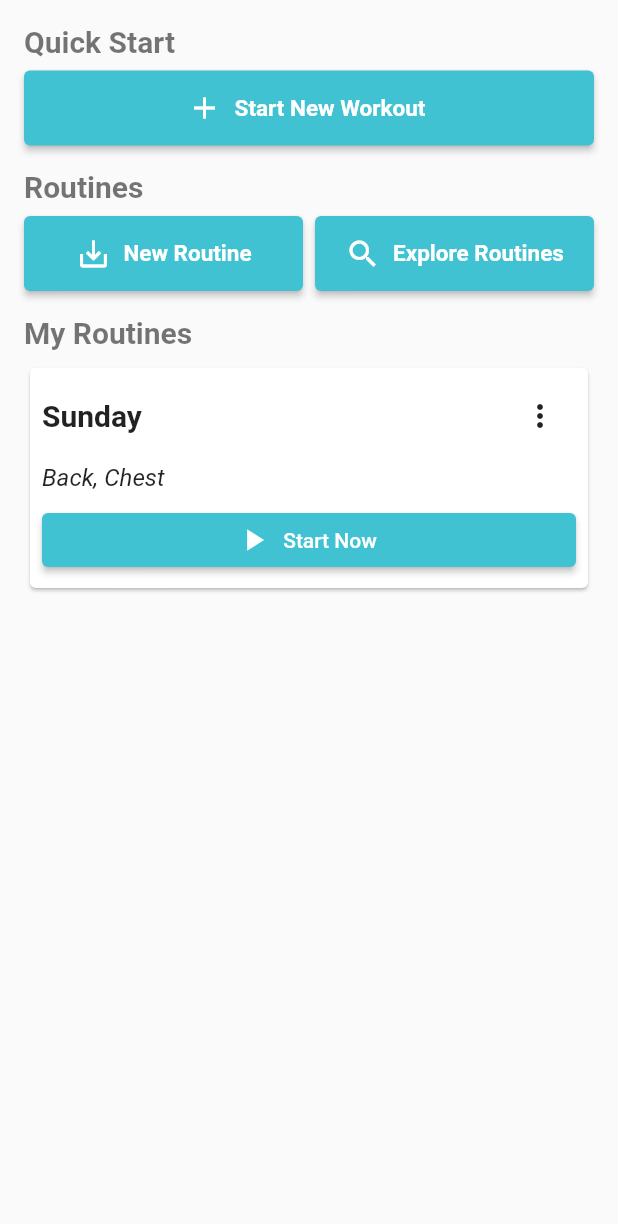
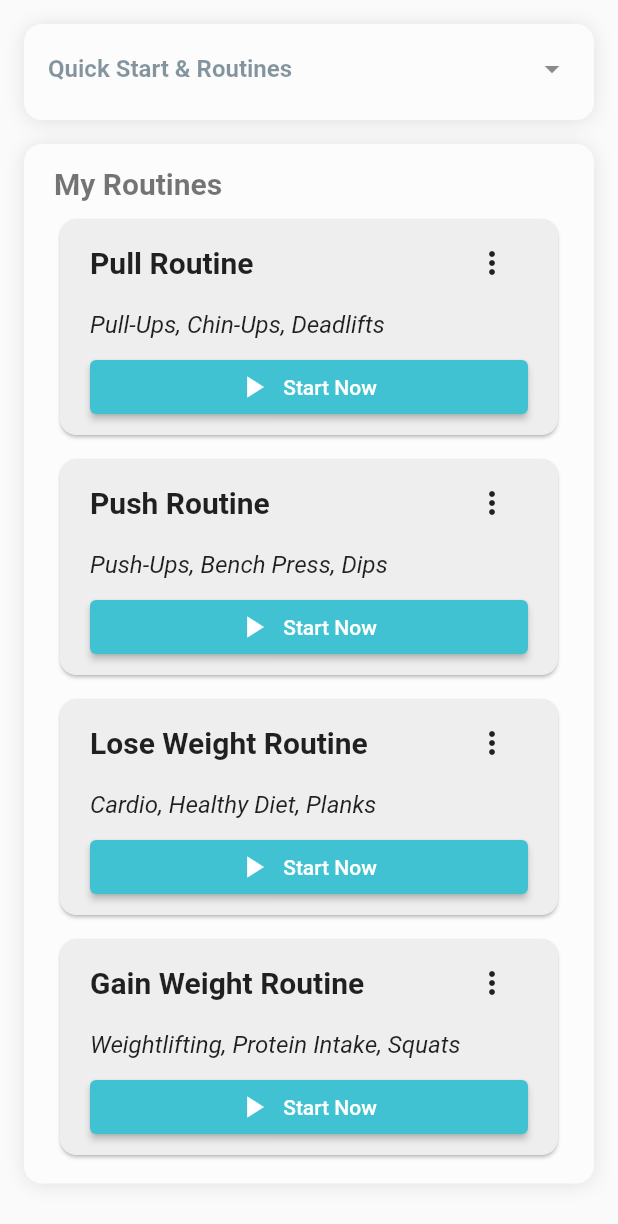
Before and after one commit to SamlaApp/samla_app, a Flutter app: the TrainingPage screen opened directly, on a phone screen of 412 x 824 dp. Shown: the top 1224 px of the screen. Run offline on Flutter 3.47's test engine with Material 2 defaults, Android fonts, the phone set to English and light mode, and no system bars; our stand-ins replace bloc, countup, dartz, equatable, fl_chart, flutter_svg and 7 more; accounts and stored records are empty; Roboto replaces fonts that are missing (Almarai).

Commit message:
Trainin UI v2
added New routine page and changed the main training screen ui.

```diff
--- /dev/null
+++ b/lib/features/training/presentation/pages/ex.dart
@@ -0,0 +1,40 @@
+class Exercise {
+  final String name;
+  final String? description;
+
+  Exercise({required this.name, this.description});
+}
+
+class Routine {
+  final String title;
+  final List<Exercise> exercises;
+
+  Routine({required this.title, required this.exercises});
+}
+
+final List<Routine> dummyRoutines = [
+  Routine(
+    title: 'Push Routine',
+    exercises: [
+      Exercise(name: 'Push-Ups', description: 'Do 15 push-ups'),
+      Exercise(name: 'Bench Press', description: 'Lift weights on a bench lkajhfldakj laskjdfhalksjf '),
+      Exercise(name: 'Dips', description: 'Do 12 dips'),
+    ],
+  ),
+  Routine(
+    title: 'Lose Weight Routine',
+    exercises: [
+      Exercise(name: 'Cardio', description: 'Run for 30 minutes'),
+      Exercise(name: 'Healthy Diet', description: 'Eat balanced meals'),
+      Exercise(name: 'Planks', description: 'Hold for 1 minute'),
+    ],
+  ),
+  Routine(
+    title: 'Gain Weight Routine',
+    exercises: [
+      Exercise(name: 'Weightlifting', description: 'Lift heavy weights'),
+      Exercise(name: 'Protein Intake', description: 'Consume more protein'),
+      Exercise(name: 'Squats', description: 'Do 10 squats'),
+    ],
+  ),
+];
--- /dev/null
+++ b/lib/features/training/presentation/pages/newRoutineScreen.dart
@@ -0,0 +1,176 @@
+import 'package:flutter/material.dart';
+
+import '../../../../config/themes/common_styles.dart';
+
+class NewRoutineScreen extends StatelessWidget {
+  @override
+  Widget build(BuildContext context) {
+    return Scaffold(
+      appBar: AppBar(
+        title: const Text('Explore Routine'),
+        backgroundColor: theme_green,
+        actions: [
+          IconButton(
+            icon: Icon(Icons.qr_code),
+            onPressed: () {
+              // Handle QR code button press
+              // You can navigate to a QR code screen here
+            },
+          ),
+        ],
+      ),
+      body: ListView.builder(
+        itemCount: dummyRoutines.length,
+        itemBuilder: (BuildContext context, int index) {
+          final title = dummyRoutines[index].title;
+          final exercises = dummyRoutines[index].exercises;
+
+          return RoutineCard(
+            title: title,
+            exercises: exercises,
+          );
+        },
+      ),
+    );
+  }
+}
+class Exercise {
+  final String name;
+  final String description;
+
+  Exercise({required this.name, required this.description});
+}
+
+class Routine {
+  final String title;
+  final List<Exercise> exercises;
+
+  Routine({required this.title, required this.exercises});
+}
+
+final List<Routine> dummyRoutines = [
+  Routine(
+    title: 'Push Routine',
+    exercises: [
+      Exercise(name: 'Push-Ups', description: 'Do 15 push-ups'),
+      Exercise(name: 'Bench Press', description: 'Lift weights on a bench lkajhfldakj laskjdfhalksjf '),
+      Exercise(name: 'Dips', description: 'Do 12 dips'),
+    ],
+  ),
+  Routine(
+    title: 'Lose Weight Routine',
+    exercises: [
+      Exercise(name: 'Cardio', description: 'Run for 30 minutes'),
+      Exercise(name: 'Healthy Diet', description: 'Eat balanced meals'),
+      Exercise(name: 'Planks', description: 'Hold for 1 minute'),
+    ],
+  ),
+  Routine(
+    title: 'Gain Weight Routine',
+    exercises: [
+      Exercise(name: 'Weightlifting', description: 'Lift heavy weights'),
+      Exercise(name: 'Protein Intake', description: 'Consume more protein'),
+      Exercise(name: 'Squats', description: 'Do 10 squats'),
+    ],
+  ),
+];
+
+
+class RoutineCard extends StatefulWidget {
+  final String title;
+  final List<Exercise> exercises;
+
+  RoutineCard({required this.title, required this.exercises});
+
+  @override
+  _RoutineCardState createState() => _RoutineCardState();
+}
+
+class _RoutineCardState extends State<RoutineCard> {
+  bool _isAdded = false;
+
+  @override
+  Widget build(BuildContext context) {
+    return Card(
+      margin: EdgeInsets.all(16.0),
+      color: primary_color,
+      child: Column(
+        crossAxisAlignment: CrossAxisAlignment.start,
+        children: [
+          Padding(
+            padding: const EdgeInsets.fromLTRB(10.0, 10.0, 16.0, 10.0),
+            child: Row(
+              mainAxisAlignment: MainAxisAlignment.spaceBetween,
+              children: [
+                Text(
+                  widget.title,
+                  style: TextStyle(fontSize: 18, fontWeight: FontWeight.bold),
+                ),
+                InkWell(
+                  onTap: () {
+                    setState(() {
+                      _isAdded = !_isAdded;
+                    });
+                  },
+                  child: Icon(
+                    _isAdded ? Icons.check : Icons.add,
+                    color: Colors.cyan, // Set the icon color
+                    size: 24.0,
+                  ),
+                )
+              ],
+            ),
+          ),
+          SizedBox(height: 5),
+          SizedBox(
+            height: 90,
+            child: widget.exercises != null && widget.exercises.isNotEmpty
+                ? SingleChildScrollView(
+              scrollDirection: Axis.horizontal,
+              child: Row(
+                children: widget.exercises
+                    .map((exercise) => ExerciseCard(exercise: exercise))
+                    .toList(),
+              ),
+            )
+                : Text("No exercises available"),
+          ),
+        ],
+      ),
+    );
+  }
+}
+
+
+class ExerciseCard extends StatelessWidget {
+  final Exercise exercise;
+
+  ExerciseCard({required this.exercise});
+
+  @override
+  Widget build(BuildContext context) {
+    return SizedBox(
+      width: 170,
+      child: Card(
+        margin: EdgeInsets.fromLTRB(8, 0, 8, 16),
+        color: Colors.grey[200],
+        child: ListTile(
+          title: Text(
+            exercise.name,
+            overflow: TextOverflow.ellipsis, // Truncate with ellipsis
+            maxLines: 1, // Limit to a single line
+          ),
+          subtitle: Text(
+            exercise.description,
+            overflow: TextOverflow.ellipsis, // Truncate with ellipsis
+            maxLines: 1, // Limit to a single line
+          ),
+          onTap: () {
+            // Handle exercise item tap
+            // navigate to an exercise detail screen here
+          },
+        ),
+      ),
+    );
+  }
+}
--- a/lib/features/training/presentation/pages/training.dart
+++ b/lib/features/training/presentation/pages/training.dart
@@ -3,20 +3,28 @@ import 'package:samla_app/features/training/presentation/widgets/routineCard.dar
 import 'package:samla_app/features/training/presentation/widgets/routineButtons.dart';
 import 'package:samla_app/features/training/presentation/widgets/sectionTitle.dart';
 
+import '../widgets/TransparentBox.dart';
+import '../widgets/expandableBox.dart';
+import 'ex.dart';
+
 class TrainingPage extends StatelessWidget {
   TrainingPage({Key? key});
 
-  // final user = LocalAuth.user;
-
   @override
   Widget build(BuildContext context) {
-
     return Scaffold(
       body: Padding(
         padding: const EdgeInsets.all(16.0),
+        child: SingleChildScrollView(
           child: Column(
             crossAxisAlignment: CrossAxisAlignment.start,
             children: <Widget>[
+              // Quick Start and Routines section
+              ExpandableBox(
+                title: "Quick Start & Routines",
+                child: Column(
+                  crossAxisAlignment: CrossAxisAlignment.start,
+                  children: [
                     SectionTitle(title: 'Quick Start'),
                     SizedBox(height: 8),
                     StartWorkoutButton(),
@@ -24,11 +32,47 @@ class TrainingPage extends StatelessWidget {
                     SectionTitle(title: 'Routines'),
                     SizedBox(height: 8),
                     RoutineButtons(),
+                  ],
+                ),
+              ),
+
               SizedBox(height: 16),
+
+              // My Routines section
+              TransparentBox(
+                child: Column(
+                  crossAxisAlignment: CrossAxisAlignment.start,
+                  children: [
                     SectionTitle(title: 'My Routines'),
                     SizedBox(height: 8),
-            RoutineCard(),
+                    RoutineCard(title: 'Pull Routine', exercises: [
+                      Exercise(name: 'Pull-Ups'),
+                      Exercise(name: 'Chin-Ups'),
+                      Exercise(name: 'Deadlifts'),
+                    ]),
+                    SizedBox(height: 8),
+                    RoutineCard(title: 'Push Routine', exercises: [
+                      Exercise(name: 'Push-Ups'),
+                      Exercise(name: 'Bench Press'),
+                      Exercise(name: 'Dips'),
+                    ]),
+                    SizedBox(height: 8),
+                    RoutineCard(title: 'Lose Weight Routine', exercises: [
+                      Exercise(name: 'Cardio'),
+                      Exercise(name: 'Healthy Diet'),
+                      Exercise(name: 'Planks'),
+                    ]),
+                    SizedBox(height: 8),
+                    RoutineCard(title: 'Gain Weight Routine', exercises: [
+                      Exercise(name: 'Weightlifting'),
+                      Exercise(name: 'Protein Intake'),
+                      Exercise(name: 'Squats')
+                    ]),
                   ],
+                ),
+              ),
+            ],
+          ),
         ),
       ),
     );
--- /dev/null
+++ b/lib/features/training/presentation/widgets/TransparentBox.dart
@@ -0,0 +1,17 @@
+import 'package:flutter/material.dart';
+
+import '../../../../config/themes/common_styles.dart';
+class TransparentBox extends StatelessWidget {
+  final Widget child;
+
+  const TransparentBox({required this.child});
+
+  @override
+  Widget build(BuildContext context) {
+    return Container(
+      padding: EdgeInsets.fromLTRB(20, 15, 20, 15),
+      decoration: primary_decoration,
+      child: child,
+    );
+  }
+}
--- /dev/null
+++ b/lib/features/training/presentation/widgets/expandableBox.dart
@@ -0,0 +1,55 @@
+import '../../../../config/themes/common_styles.dart';
+import 'package:flutter/material.dart';
+class ExpandableBox extends StatefulWidget {
+  final Widget child;
+  final String title;
+
+  const ExpandableBox({required this.child, required this.title});
+
+  @override
+  _ExpandableBoxState createState() => _ExpandableBoxState();
+}
+
+class _ExpandableBoxState extends State<ExpandableBox> {
+  bool _isExpanded = false;
+
+  @override
+  Widget build(BuildContext context) {
+    return Container(
+      decoration: BoxDecoration(
+        color: primary_color,
+        borderRadius: BorderRadius.all(Radius.circular(12)),
+        boxShadow: [boxShadow],
+      ),
+      child: Column(
+        children: [
+          ListTile(
+            contentPadding: EdgeInsets.symmetric(horizontal: 16.0, vertical: 2.0),
+            title: Text(widget.title, style: greyTextStyle.copyWith(fontSize: 16)),
+        trailing: Row(
+          mainAxisSize: MainAxisSize.min,
+          children: [
+            Icon(_isExpanded ? Icons.arrow_drop_up : Icons.arrow_drop_down),
+          ],
+        ),
+            onTap: () {
+              setState(() {
+                _isExpanded = !_isExpanded;
+              });
+            },
+          ),
+          AnimatedCrossFade(
+            firstChild: Container(height: 4.0),  // Minimal height container when collapsed
+            secondChild: Padding(
+              padding: const EdgeInsets.fromLTRB(16.0, 8.0, 16.0, 16.0),
+              child: widget.child,
+            ),
+            crossFadeState: _isExpanded ? CrossFadeState.showSecond : CrossFadeState.showFirst,
+            duration: Duration(milliseconds: 200),
+            alignment: Alignment.topCenter,
+          ),
+        ],
+      ),
+    );
+  }
+}
--- a/lib/features/training/presentation/widgets/routineButtons.dart
+++ b/lib/features/training/presentation/widgets/routineButtons.dart
@@ -1,6 +1,7 @@
 import 'package:flutter/material.dart';
 import '../../../../config/themes/common_styles.dart';
 import 'package:samla_app/features/training/presentation/pages/new_workout.dart';
+import 'package:samla_app/features/training/presentation/pages/newRoutineScreen.dart';
 
 class StartWorkoutButton extends StatelessWidget {
   @override
@@ -15,7 +16,7 @@ class StartWorkoutButton extends StatelessWidget {
       },
       icon: Icon(Icons.add),
       label: Text('Start New Workout', style: TextStyle(fontSize: 15, fontWeight: FontWeight.bold)),
-      style: ElevatedButton.styleFrom(minimumSize: Size(double.infinity, 50), backgroundColor: theme_green),
+      style: ElevatedButton.styleFrom(minimumSize: Size(double.infinity, 40), backgroundColor: theme_green),
     );
   }
 }
@@ -25,9 +26,17 @@ class RoutineButtons extends StatelessWidget {
   Widget build(BuildContext context) {
     return Row(
       children: [
-        Expanded(child: RoutineButton(icon: Icons.save_alt, label: 'New Routine', onPressed: () {})),
+        Expanded(child: RoutineButton(icon: Icons.save_alt, label: 'New Routine', onPressed: () {
+          Navigator.of(context).push(MaterialPageRoute(
+              builder: (context) => NewRoutineScreen()
+          ));
+        })),
         SizedBox(width: 8),
-        Expanded(child: RoutineButton(icon: Icons.search, label: 'Explore Routines', onPressed: () {})),
+        Expanded(child: RoutineButton(icon: Icons.search, label: 'Explore Routines', onPressed: () {
+          Navigator.of(context).push(MaterialPageRoute(
+              builder: (context) => NewRoutineScreen()
+          ));
+        })),
       ],
     );
   }
@@ -44,16 +53,16 @@ class RoutineButton extends StatelessWidget {
   Widget build(BuildContext context) {
     return ElevatedButton(
       style: ElevatedButton.styleFrom(
-        minimumSize: Size(double.infinity, 50),
+        minimumSize: Size(double.infinity, 40),
         backgroundColor: theme_green,
       ),
       onPressed: onPressed,
       child: Row(
         mainAxisAlignment: MainAxisAlignment.center,
         children: [
-          Icon(icon, size: 24),
-          SizedBox(width: 8),
-          Text(label, style: TextStyle(fontSize: 15, fontWeight: FontWeight.bold)),
+          Icon(icon, size: 20),
+          SizedBox(width: 5),
+          Flexible(child: Text(label, style: TextStyle(fontSize: 13, fontWeight: FontWeight.bold))),
         ],
       ),
     );
--- a/lib/features/training/presentation/widgets/routineCard.dart
+++ b/lib/features/training/presentation/widgets/routineCard.dart
@@ -1,27 +1,51 @@
 import 'package:flutter/material.dart';
 import 'package:samla_app/config/themes/common_styles.dart';
+import 'package:samla_app/features/training/presentation/pages/ex.dart';
+class RoutineCard extends StatelessWidget {
+  final String title;
+  final List<Exercise> exercises;
 
-class RoutineCard extends StatelessWidget {
+  RoutineCard({
+    required this.title,
+    required this.exercises,
+  });
+
   @override
   Widget build(BuildContext context) {
     return Card(
+      color: Colors.grey[200],
+      shape: RoundedRectangleBorder(
+        borderRadius: BorderRadius.circular(11.0),
+      ),
       child: Padding(
-        padding: const EdgeInsets.all(8.0),
+        padding: const EdgeInsets.fromLTRB(20, 5, 20, 8),
         child: Column(
           crossAxisAlignment: CrossAxisAlignment.stretch,
           children: [
             Row(
               mainAxisAlignment: MainAxisAlignment.spaceBetween,
               children: [
-                Text('Sunday', style: TextStyle(fontSize: 20, fontWeight: FontWeight.bold)),
+                Text(title, style: TextStyle(fontSize: 20, fontWeight: FontWeight.bold)),
                 RoutineCardMenu(),
               ],
             ),
             SizedBox(height: 8),
-            Text('Back, Chest', style: TextStyle(fontSize: 16, fontStyle: FontStyle.italic)),
+            Column(
+              crossAxisAlignment: CrossAxisAlignment.start,
+              children: [
+                Text(
+                  exercises
+                      .map((exercise) => exercise?.name ?? '')
+                      .join(', '), // Join exercise names with a comma and space
+                  style: TextStyle(fontSize: 16, fontStyle: FontStyle.italic),
+                ),
+              ],
+            ),
             SizedBox(height: 8),
             ElevatedButton.icon(
-              onPressed: () {},
+              onPressed: () {
+                // Handle the button press
+              },
               icon: Icon(Icons.play_arrow),
               label: Text('Start Now'),
               style: ElevatedButton.styleFrom(backgroundColor: theme_green),
@@ -32,6 +56,7 @@ class RoutineCard extends StatelessWidget {
     );
   }
 }
+
 
 class RoutineCardMenu extends StatelessWidget {
   @override
```
Also changed, not shown: lib/features/training/presentation/widgets/sectionTitle.dart (line endings or trailing spaces). Lines whose indentation alone changed are shown as unchanged.
